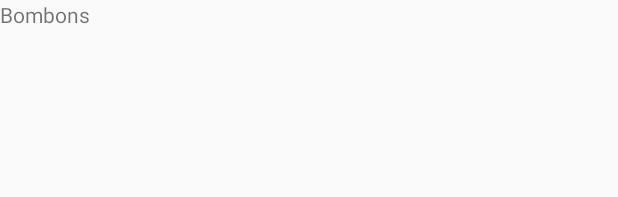
After one commit to ufjf-dcc196/dcc196-2018-3-trb3-jonas, an Android app: the layout candies_fragment.xml on its own in the app's theme, with its tools: preview values and no code run, on a phone screen of 412 x 824 dp. The commit adds this screen. Shown: the top 197 px of the screen. Run offline under Robolectric (Android 15) with nearby library versions, the phone set to English and light mode, and no system bars.

Commit message:
Adicionando fragment de Doces

```diff
--- a/app/src/main/java/com/example/gabrielmaia/chocolapp/MainActivity.java
+++ b/app/src/main/java/com/example/gabrielmaia/chocolapp/MainActivity.java
@@ -23,7 +23,7 @@ public class MainActivity extends AppCompatActivity {
                     selectedFragment = new HomeFragment();
                     break;
                 case R.id.navigation_dashboard:
-                    selectedFragment = new HomeFragment();
+                    selectedFragment = new CandiesFragment();
                     break;
                 case R.id.navigation_notifications:
                     selectedFragment = new HomeFragment();
--- /dev/null
+++ b/app/src/main/res/layout/candies_fragment.xml
@@ -0,0 +1,11 @@
+<?xml version="1.0" encoding="utf-8"?>
+<android.support.constraint.ConstraintLayout
+    xmlns:android="http://schemas.android.com/apk/res/android" android:layout_width="match_parent"
+    android:layout_height="match_parent">
+
+    <TextView
+        android:layout_width="wrap_content"
+        android:layout_height="wrap_content"
+        android:text="@string/title_candies"/>
+
+</android.support.constraint.ConstraintLayout>
```
Also changed, not shown: app/src/main/java/com/example/gabrielmaia/chocolapp/CandiesFragment.java (added, +23 -0 lines).
